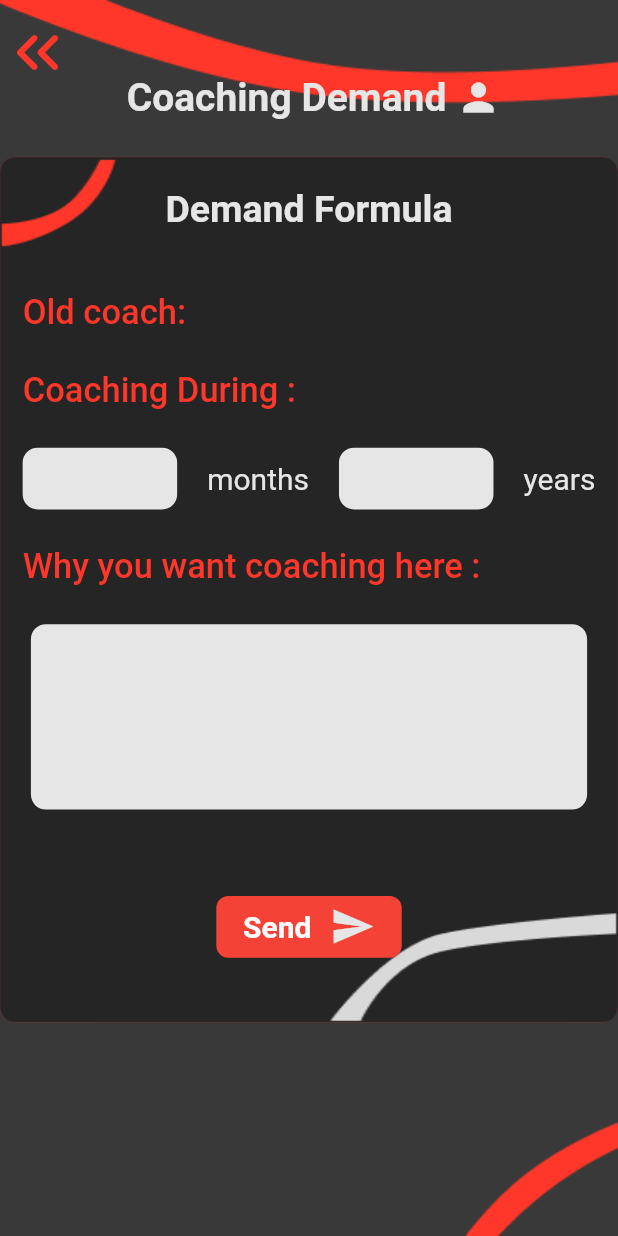
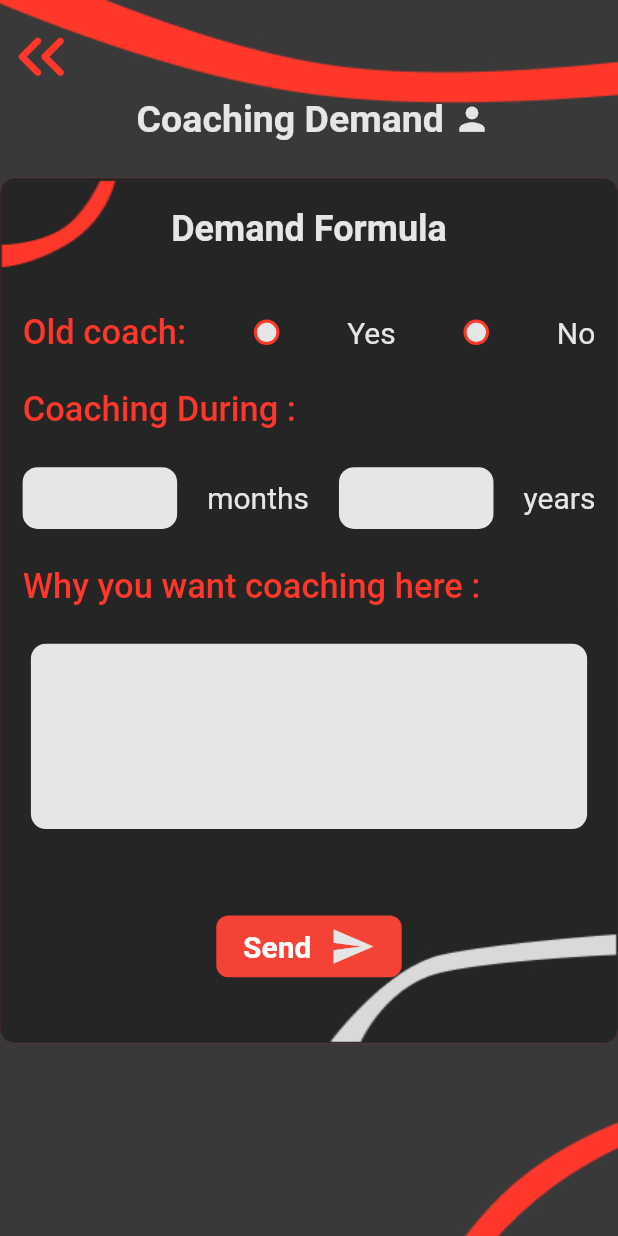
Before and after one commit to tarikbenaouda/gymapp, a Flutter app: the coaching_demand screen opened directly, on a phone screen of 412 x 824 dp. Run offline on Flutter 3.47's test engine with Material 2 defaults, Android fonts, the phone set to English and light mode, and no system bars; our stand-ins replace cloud_firestore, firebase_auth, firebase_core, firebase_storage, flutter_advanced_switch, get and 3 more; missing offline and left inert: custom_check_box, neon_circular_timer; accounts and stored records are empty.

Commit message:
mecredi modification

```diff
--- a/lib/UserUI/Coaching_demand.dart
+++ b/lib/UserUI/Coaching_demand.dart
@@ -12,6 +12,7 @@ class coaching_demand extends StatefulWidget {
 
 class coaching_demand_State extends State<coaching_demand> {
   @override
+  int select_radio = 0;
   Widget build(BuildContext context) {
     double statusBarHeight = MediaQuery.of(context).padding.top;
     double screenwidth = MediaQuery.of(context).size.width;
@@ -37,9 +38,10 @@ class coaching_demand_State extends State<coaching_demand> {
               children: [
                 IconButton(
                   padding: const EdgeInsets.only(top: 10),
-                  iconSize: 40,
-                  icon: Icon(Icons.keyboard_double_arrow_left_rounded,
-                      size: 25 * (screenheight / screenwidth)),
+                  iconSize: 55,
+                  icon: Icon(
+                    Icons.keyboard_double_arrow_left_rounded,
+                  ),
                   color: red,
                   onPressed: () {},
                 ),
@@ -53,13 +55,13 @@ class coaching_demand_State extends State<coaching_demand> {
                   style: TextStyle(
                     color: white,
                     fontWeight: FontWeight.bold,
-                    fontSize: 13 * (screenheight / screenwidth),
+                    fontSize: 25,
                   ),
                 ),
                 Icon(
                   Icons.person,
                   color: white,
-                  size: 15 * (screenheight / screenwidth),
+                  size: 25,
                 )
               ],
             ),
@@ -86,7 +88,7 @@ class coaching_demand_State extends State<coaching_demand> {
                       "Demand Formula",
                       style: TextStyle(
                           color: white,
-                          fontSize: 25,
+                          fontSize: 24,
                           fontWeight: FontWeight.bold),
                     ),
                   ),
@@ -95,13 +97,59 @@ class coaching_demand_State extends State<coaching_demand> {
                   ),
                   Row(
                     mainAxisAlignment: MainAxisAlignment.spaceBetween,
-                    children: const [
+                    children: [
                       Text(
                         "Old coach:",
                         style: TextStyle(
                             fontWeight: FontWeight.w500,
                             color: red,
                             fontSize: 23),
+                      ),
+                      InkWell(
+                        child: Container(
+                          height: 17,
+                          width: 17,
+                          decoration: BoxDecoration(
+                              color: select_radio == 1 ? red : white,
+                              borderRadius: BorderRadius.circular(10),
+                              border: Border.all(
+                                  color: select_radio == 1 ? white : red,
+                                  width: 2)),
+                        ),
+                        onTap: () {
+                          setState(() {
+                            select_radio = 1;
+                          });
+                        },
+                      ),
+                      Text(
+                        "Yes",
+                        style: TextStyle(
+                            color: select_radio == 1 ? red : white,
+                            fontSize: 20),
+                      ),
+                      InkWell(
+                        child: Container(
+                          height: 17,
+                          width: 17,
+                          decoration: BoxDecoration(
+                              color: select_radio == 2 ? red : white,
+                              borderRadius: BorderRadius.circular(10),
+                              border: Border.all(
+                                  color: select_radio == 2 ? white : red,
+                                  width: 2)),
+                        ),
+                        onTap: () {
+                          setState(() {
+                            select_radio = 2;
+                          });
+                        },
+                      ),
+                      Text(
+                        "No",
+                        style: TextStyle(
+                            color: select_radio == 2 ? red : white,
+                            fontSize: 20),
                       ),
                     ],
                   ),
@@ -110,7 +158,7 @@ class coaching_demand_State extends State<coaching_demand> {
                   ),
                   Row(
                     mainAxisAlignment: MainAxisAlignment.spaceBetween,
-                    children: const [
+                    children: [
                       Text(
                         "Coaching During :",
                         style: TextStyle(
--- a/lib/main.dart
+++ b/lib/main.dart
@@ -39,7 +39,7 @@ class MyApp extends StatelessWidget {
   Widget build(BuildContext context) {
     return GetMaterialApp(
       debugShowCheckedModeBanner: false,
-      home: const SplashScreen(),
+      home: coaching_demand(),
       routes: {
         //  "/": (context) => Auth(),
         "welcome": (context) => const Unboarding(),
```
